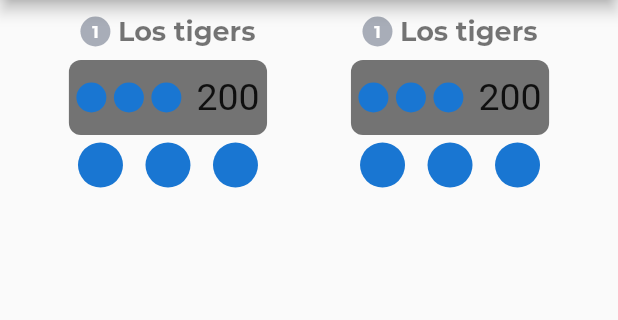
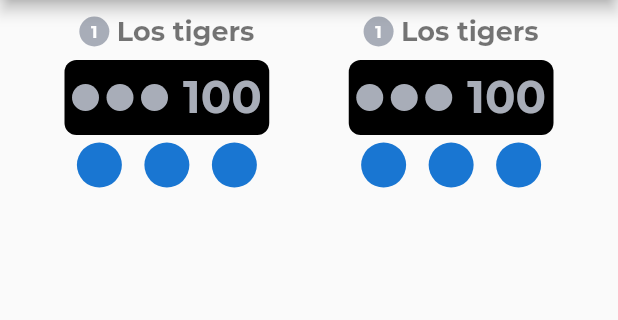
Before and after one commit to nexstar-abrahammella/Dominote, a Flutter app: the screen it shows after launch, on a phone screen of 412 x 824 dp, the part 84-404 px from its top. Run offline on Flutter 3.47's test engine with Material 2 defaults, Android fonts, the phone set to English and light mode, and no system bars.

Commit message:
Refactor team poinst indicator and circles

```diff
--- a/lib/components/team_points_board.dart
+++ b/lib/components/team_points_board.dart
@@ -9,6 +9,8 @@ class TeamPointsBoard extends StatefulWidget {
 class _TeamPointsBoardState extends State<TeamPointsBoard> {
   final String teamNumber = "1";
   final String teamName = "Los tigers";
+  final int teamPoints = 100;
+  final double pointCircleRadius = 9;
   @override
   Widget build(BuildContext context) {
     return Container(
@@ -23,35 +25,10 @@ class _TeamPointsBoardState extends State<TeamPointsBoard> {
             height: 50,
             padding: EdgeInsets.only(left: 5, right: 5),
             decoration: BoxDecoration(
-                color: Colors.black54,
+                color: Colors.black,
                 borderRadius: BorderRadius.all(Radius.circular(8))),
-            child: Row(
-              mainAxisAlignment: MainAxisAlignment.center,
-              children: <Widget>[
-                CircleAvatar(
-                  radius: 10,
-                ),
-                SizedBox(
-                  width: 5,
-                ),
-                CircleAvatar(
-                  radius: 10,
-                ),
-                SizedBox(
-                  width: 5,
-                ),
-                CircleAvatar(
-                  radius: 10,
-                ),
-                SizedBox(
-                  width: 10,
-                ),
-                Text(
-                  "200",
-                  style: TextStyle(fontSize: 25),
-                ),
-              ],
-            ),
+            child: TeamPointsIndicator(
+                pointCircleRadius: pointCircleRadius, teamPoints: teamPoints),
           ),
           Container(
             padding: EdgeInsets.only(top: 5),
@@ -77,6 +54,56 @@ class _TeamPointsBoardState extends State<TeamPointsBoard> {
           )
         ],
       ),
+    );
+  }
+}
+
+class TeamPointsIndicator extends StatelessWidget {
+  const TeamPointsIndicator({
+    Key key,
+    @required this.pointCircleRadius,
+    @required this.teamPoints,
+  }) : super(key: key);
+
+  final double pointCircleRadius;
+  final int teamPoints;
+
+  @override
+  Widget build(BuildContext context) {
+    return Row(
+      mainAxisAlignment: MainAxisAlignment.center,
+      children: <Widget>[
+        CircleAvatar(
+          backgroundColor: blue300,
+          radius: pointCircleRadius,
+        ),
+        SizedBox(
+          width: 5,
+        ),
+        CircleAvatar(
+          backgroundColor: blue300,
+          radius: pointCircleRadius,
+        ),
+        SizedBox(
+          width: 5,
+        ),
+        CircleAvatar(
+          backgroundColor: blue300,
+          radius: pointCircleRadius,
+        ),
+        SizedBox(
+          width: 10,
+        ),
+        Text(
+          teamPoints.toString(),
+          style: TextStyle(
+            fontSize: 30,
+            color: blue300,
+            fontWeight: FontWeight.bold,
+            fontFamily: 'Monserrat',
+          ),
+        ),
+      ],
     );
   }
 }
```
